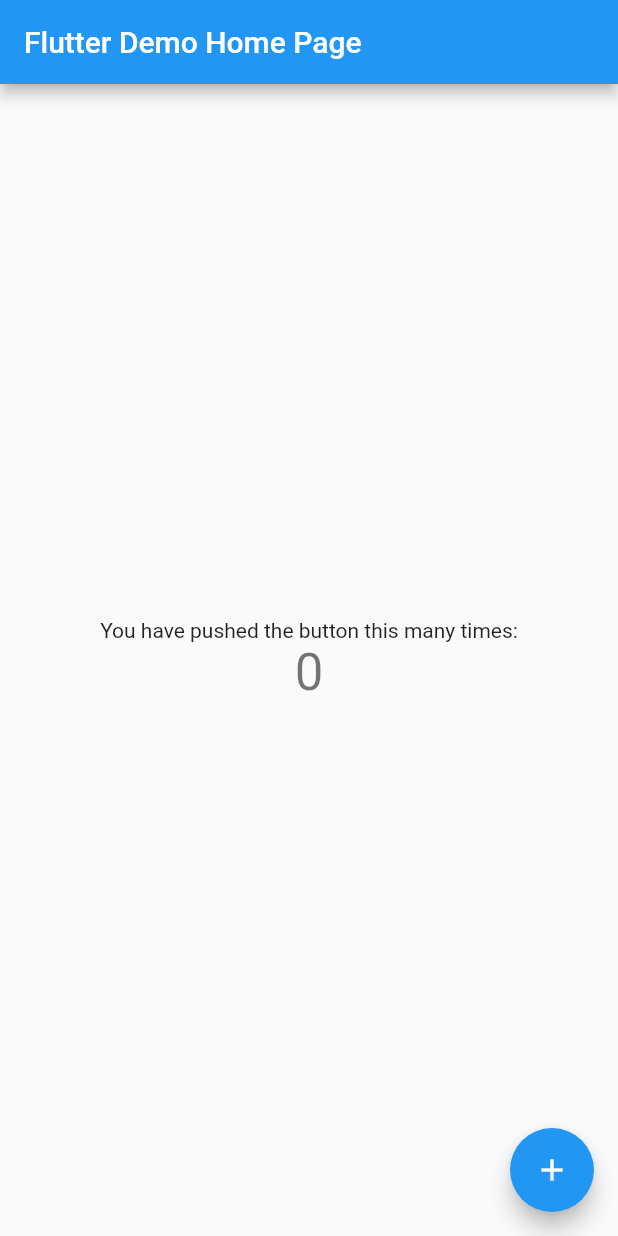
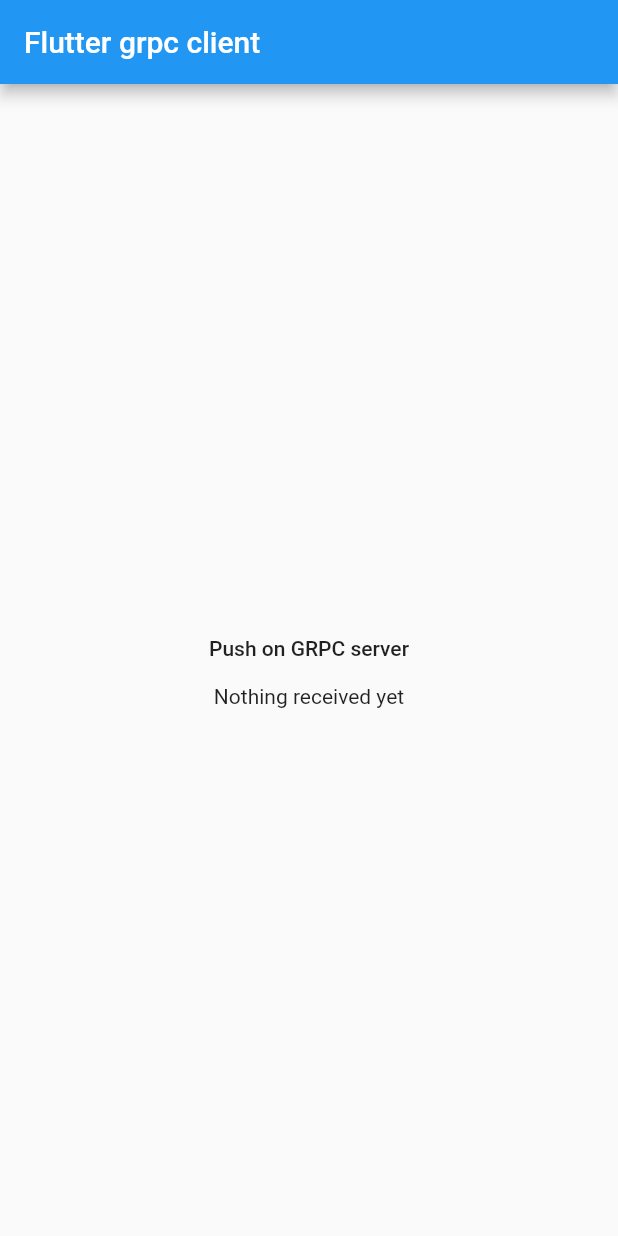
Before and after one commit to eudangeld/flutter-grpc, a Flutter app: the screen it shows after launch, on a phone screen of 412 x 824 dp. Run offline on Flutter 3.47's test engine with Material 2 defaults, Android fonts, the phone set to English and light mode, and no system bars; our stand-ins replace fixnum, googleapis_auth; missing offline and left inert: dart:html, http2, protobuf.

Commit message:
Working fine

```diff
--- a/flutter/lib/main.dart
+++ b/flutter/lib/main.dart
@@ -1,117 +1,82 @@
+// @dart = 2.8
+
 import 'package:flutter/material.dart';
+import 'package:fluttergrpc/generated/helloworld.pbgrpc.dart';
+import 'package:grpc/grpc.dart';
 
 void main() {
   runApp(MyApp());
 }
 
 class MyApp extends StatelessWidget {
-  // This widget is the root of your application.
   @override
   Widget build(BuildContext context) {
     return MaterialApp(
-      title: 'Flutter Demo',
+      title: 'Flutter and GRPC',
       theme: ThemeData(
-        // This is the theme of your application.
-        //
-        // Try running your application with "flutter run". You'll see the
-        // application has a blue toolbar. Then, without quitting the app, try
-        // changing the primarySwatch below to Colors.green and then invoke
-        // "hot reload" (press "r" in the console where you ran "flutter run",
-        // or simply save your changes to "hot reload" in a Flutter IDE).
-        // Notice that the counter didn't reset back to zero; the application
-        // is not restarted.
-        primarySwatch: Colors.blue,
-        // This makes the visual density adapt to the platform that you run
-        // the app on. For desktop platforms, the controls will be smaller and
-        // closer together (more dense) than on mobile platforms.
         visualDensity: VisualDensity.adaptivePlatformDensity,
       ),
-      home: MyHomePage(title: 'Flutter Demo Home Page'),
+      home: MyHomePage(title: 'Flutter grpc client '),
     );
   }
 }
 
 class MyHomePage extends StatefulWidget {
-  MyHomePage({Key key, this.title}) : super(key: key);
-
-  // This widget is the home page of your application. It is stateful, meaning
-  // that it has a State object (defined below) that contains fields that affect
-  // how it looks.
-
-  // This class is the configuration for the state. It holds the values (in this
-  // case the title) provided by the parent (in this case the App widget) and
-  // used by the build method of the State. Fields in a Widget subclass are
-  // always marked "final".
-
+  MyHomePage({this.title});
   final String title;
-
   @override
   _MyHomePageState createState() => _MyHomePageState();
 }
 
 class _MyHomePageState extends State<MyHomePage> {
-  int _counter = 0;
+  String _received = 'Nothing received yet';
 
-  void _incrementCounter() {
-    setState(() {
-      // This call to setState tells the Flutter framework that something has
-      // changed in this State, which causes it to rerun the build method below
-      // so that the display can reflect the updated values. If we changed
-      // _counter without calling setState(), then the build method would not be
-      // called again, and so nothing would appear to happen.
-      _counter++;
-    });
+  Future<void> grpcGreetings() async {
+    final channel = ClientChannel(
+      'localhost',
+      port: 50051,
+      options: ChannelOptions(
+        credentials: ChannelCredentials.insecure(),
+        codecRegistry:
+            CodecRegistry(codecs: const [GzipCodec(), IdentityCodec()]),
+      ),
+    );
+    final stub = GreeterClient(channel);
+
+    final name = 'world';
+
+    try {
+      final response = await stub.sayHello(
+        HelloRequest()..name = name,
+        options: CallOptions(compression: const GzipCodec()),
+      );
+      setState(() {
+        _received = response.message;
+      });
+    } catch (e) {
+      setState(() {
+        _received = 'Error, check if u started the server before this call';
+      });
+    }
+    await channel.shutdown();
   }
 
   @override
   Widget build(BuildContext context) {
-    // This method is rerun every time setState is called, for instance as done
-    // by the _incrementCounter method above.
-    //
-    // The Flutter framework has been optimized to make rerunning build methods
-    // fast, so that you can just rebuild anything that needs updating rather
-    // than having to individually change instances of widgets.
     return Scaffold(
       appBar: AppBar(
-        // Here we take the value from the MyHomePage object that was created by
-        // the App.build method, and use it to set our appbar title.
         title: Text(widget.title),
       ),
       body: Center(
-        // Center is a layout widget. It takes a single child and positions it
-        // in the middle of the parent.
         child: Column(
-          // Column is also a layout widget. It takes a list of children and
-          // arranges them vertically. By default, it sizes itself to fit its
-          // children horizontally, and tries to be as tall as its parent.
-          //
-          // Invoke "debug painting" (press "p" in the console, choose the
-          // "Toggle Debug Paint" action from the Flutter Inspector in Android
-          // Studio, or the "Toggle Debug Paint" command in Visual Studio Code)
-          // to see the wireframe for each widget.
-          //
-          // Column has various properties to control how it sizes itself and
-          // how it positions its children. Here we use mainAxisAlignment to
-          // center the children vertically; the main axis here is the vertical
-          // axis because Columns are vertical (the cross axis would be
-          // horizontal).
           mainAxisAlignment: MainAxisAlignment.center,
           children: <Widget>[
-            Text(
-              'You have pushed the button this many times:',
-            ),
-            Text(
-              '$_counter',
-              style: Theme.of(context).textTheme.headline4,
-            ),
+            MaterialButton(
+                child: Text('Push on GRPC server'), onPressed: grpcGreetings),
+            Text(_received)
           ],
         ),
       ),
-      floatingActionButton: FloatingActionButton(
-        onPressed: _incrementCounter,
-        tooltip: 'Increment',
-        child: Icon(Icons.add),
-      ), // This trailing comma makes auto-formatting nicer for build methods.
     );
   }
 }
```
Also changed, not shown: flutter/pubspec.yaml (+4 -4 lines), flutter/lib/generated/helloworld.pb.dart (added), flutter/lib/generated/helloworld.pbgrpc.dart (added), flutter/pubspec.lock, 6 other files.
